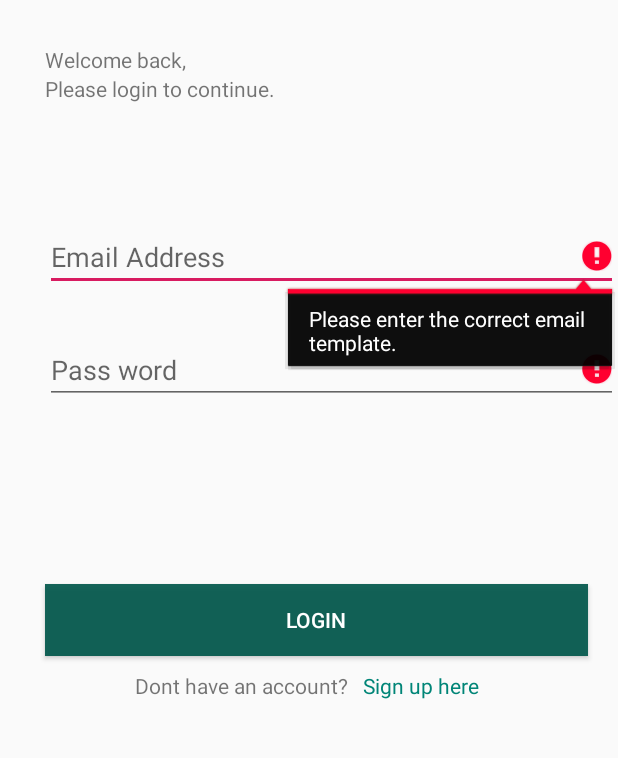
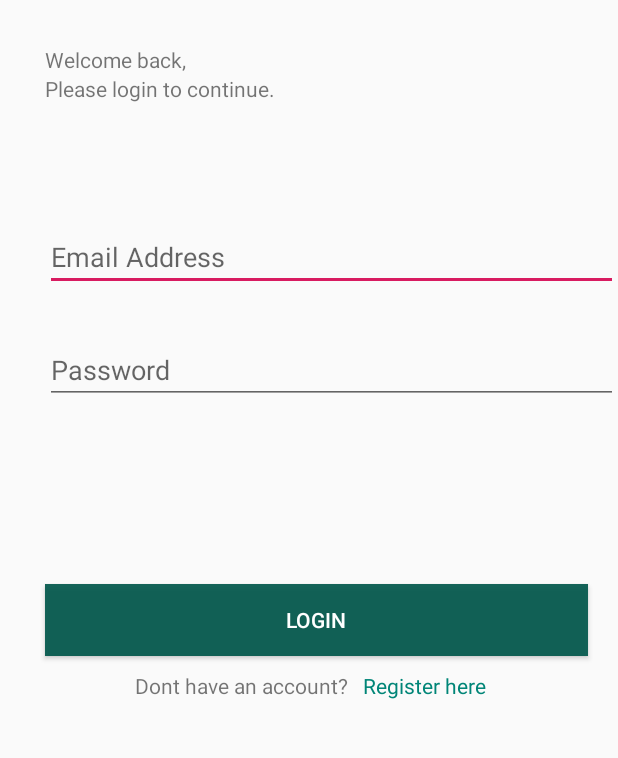
Before and after one commit to nguyenthuthao/ChatApp, an Android app: the screen it shows after launch (LoginActivity), after a tap on "LOGIN", on a phone screen of 412 x 824 dp, the part 231-989 px from its top. Run offline under Robolectric (Android 15) with nearby library versions, the phone set to English and light mode, and no system bars; our stand-ins replace Firebase (no records; nobody signed in at launch, a user with empty details on screens opened directly).

Commit message:
Chinh sua man hinh Login; Register va them chuc nang Logout

```diff
--- a/app/src/main/AndroidManifest.xml
+++ b/app/src/main/AndroidManifest.xml
@@ -9,6 +9,8 @@
         android:roundIcon="@mipmap/ic_launcher_round"
         android:supportsRtl="true"
         android:theme="@style/AppTheme">
+        <activity android:name=".MainActivity"
+                  android:theme="@style/Theme.AppCompat.Light.NoActionBar"></activity>
         <activity
             android:name=".HomeActivity"
             android:configChanges="orientation|keyboardHidden|screenSize"
@@ -20,7 +22,7 @@
                 <category android:name="android.intent.category.LAUNCHER" />
             </intent-filter>
         </activity>
-        <activity android:name=".SignUpActivity" />
+        <activity android:name=".RegisterActivity" />
         <activity android:name=".LoginActivity" />
     </application>
 
--- a/app/src/main/java/com/thaont/chatapp/HomeActivity.java
+++ b/app/src/main/java/com/thaont/chatapp/HomeActivity.java
@@ -1,16 +1,39 @@
 package com.thaont.chatapp;
 
+import android.Manifest;
 import android.content.Intent;
 import android.os.CountDownTimer;
 import android.support.v7.app.AppCompatActivity;
 import android.os.Bundle;
 
+import com.google.firebase.auth.FirebaseAuth;
+import com.google.firebase.auth.FirebaseUser;
+
 public class HomeActivity extends AppCompatActivity {
+    // Khai bao FirebaseUser.
+    FirebaseUser firebaseUser;
+
+    @Override
+    protected void onStart() {
+        super.onStart();
+
+        // Khoi tao fi
+        firebaseUser = FirebaseAuth.getInstance().getCurrentUser();
+
+        // Kiem tra xem nguoi dung co trong khong.
+        if (firebaseUser != null){
+            Intent intent = new Intent(HomeActivity.this, MainActivity.class);
+            startActivity(intent);
+            finish();
+        }
+    }
 
     @Override
     protected void onCreate(Bundle savedInstanceState) {
         super.onCreate(savedInstanceState);
         setContentView(R.layout.activity_home);
+
+
         // Time chuyển activity.
         CountDownTimer countDownTimer= new CountDownTimer(3000, 1000) {
 
--- a/app/src/main/java/com/thaont/chatapp/LoginActivity.java
+++ b/app/src/main/java/com/thaont/chatapp/LoginActivity.java
@@ -1,56 +1,68 @@
 package com.thaont.chatapp;
 
 import android.content.Intent;
+import android.support.annotation.NonNull;
 import android.support.v7.app.AppCompatActivity;
 import android.os.Bundle;
+import android.text.TextUtils;
 import android.view.View;
 import android.widget.Button;
 import android.widget.EditText;
 import android.widget.TextView;
 import android.widget.Toast;
 
+import com.google.android.gms.tasks.OnCompleteListener;
+import com.google.android.gms.tasks.Task;
+import com.google.firebase.auth.AuthResult;
+import com.google.firebase.auth.FirebaseAuth;
+
 public class LoginActivity extends AppCompatActivity {
-    private EditText editEmail;
-    private EditText editPassword;
-    private Button btnLogin;
-    private TextView txtSignUp;
+    EditText editEmail;
+    EditText editPassword;
+    Button btnLogin;
+    TextView txt_Register;
 
-
+    //Khai bao FirebaseAuth
+    static FirebaseAuth auth;
 
     @Override
     protected void onCreate(Bundle savedInstanceState) {
         super.onCreate(savedInstanceState);
         setContentView(R.layout.activity_login);
         initView();
-        //Check form when login.
+        //Khoi tao FirebaseAuth
+        auth = FirebaseAuth.getInstance();
+
+        //Dang nhap tai khoan
         btnLogin.setOnClickListener(new View.OnClickListener() {
             @Override
             public void onClick(View v) {
-                String email = editEmail.getText().toString().trim();
-                String password = editPassword.getText().toString().trim();
-                if (password.length()<6 || password.isEmpty()){
-                    if (email.isEmpty()){
-                        editEmail.setError(getString(R.string.validateEmail));
-                    }if (!email.matches("[a-zA-Z0-9._-]+@[a-z]+.[a-z]+")) {
-
-                        editEmail.setError(getString(R.string.validateFormEmail));
-
-                    }if (password.isEmpty()){
-                        editPassword.setError(getString(R.string.validatePassword1));
-                    }if (password.length()<6){
-                        editPassword.setError(getString(R.string.validatePassword2));
-                    }
+                String edt_email = editEmail.getText().toString().trim();
+                String edt_password = editPassword.getText().toString().trim();
+                if (TextUtils.isEmpty(edt_email) || TextUtils.isEmpty(edt_password)){
+                    Toast.makeText(LoginActivity.this, getString(R.string.validateFormLogin1), Toast.LENGTH_SHORT).show();
                 }else {
-                    Toast toast = Toast.makeText(getApplicationContext(),getString(R.string.validateFormLogin),Toast.LENGTH_SHORT);
-                    toast.show();
-                    startActivity(new Intent(LoginActivity.this,HomeActivity.class));
+                    auth.signInWithEmailAndPassword(edt_email,edt_password).addOnCompleteListener(new OnCompleteListener<AuthResult>() {
+                        @Override
+                        public void onComplete(@NonNull Task<AuthResult> task) {
+                            if (task.isSuccessful()){
+                                Intent intent = new Intent(LoginActivity.this, MainActivity.class);
+                                intent.addFlags(Intent.FLAG_ACTIVITY_CLEAR_TASK | Intent.FLAG_ACTIVITY_NEW_TASK);
+                                startActivity(intent);
+                                finish();
+                            }else {
+                                Toast.makeText(LoginActivity.this, getString(R.string.validateFormLogin2), Toast.LENGTH_SHORT).show();
+                            }
+                        }
+                    });
                 }
             }
         });
-        txtSignUp.setOnClickListener(new View.OnClickListener() {
+        //Chuyen từ màn hình Login sang màn hình Register.
+        txt_Register.setOnClickListener(new View.OnClickListener() {
             @Override
             public void onClick(View v) {
-                startActivity(new Intent(LoginActivity.this,SignUpActivity.class));
+                startActivity(new Intent(LoginActivity.this, RegisterActivity.class));
             }
         });
     }
@@ -58,6 +70,6 @@ public class LoginActivity extends AppCompatActivity {
         editEmail = findViewById(R.id.edit_email);
         editPassword = findViewById(R.id.edit_password);
         btnLogin = findViewById(R.id.btnLogin);
-        txtSignUp = findViewById(R.id.txtSign_up);
+        txt_Register = findViewById(R.id.txt_Register);
     }
 }
--- a/app/src/main/res/layout/activity_login.xml
+++ b/app/src/main/res/layout/activity_login.xml
@@ -61,7 +61,7 @@
             android:text="@string/text_login4" />
 
         <TextView
-            android:id="@+id/txtSign_up"
+            android:id="@+id/txt_Register"
             android:layout_width="wrap_content"
             android:layout_height="wrap_content"
             android:layout_marginLeft="10dp"
--- a/app/src/main/res/values/strings.xml
+++ b/app/src/main/res/values/strings.xml
@@ -7,17 +7,27 @@
     <string name="text_sign_up1">Join us today!</string>
     <string name="text_sign_up2">Please provide your basic info.</string>
     <string name="email">Email Address</string>
-    <string name="password">Pass word</string>
+    <string name="user">Username</string>
+    <string name="password">Password</string>
     <string name="btnLogin">Login</string>
-    <string name="btnSignUp">Sign Up</string>
-    <string name="sign_up">Sign up here</string>
+    <string name="btnRegister">Register</string>
+    <string name="sign_up">Register here</string>
     <string name="validateEmail">Please enter email.</string>
     <string name="validateFormEmail">Please enter the correct email template.</string>
     <string name="validatePassword1">Please enter password.</string>
     <string name="validatePassword2">Must enter more than 6 characters. </string>
     <string name="validateRePassword">Password does not match. </string>
-    <string name="validateFormLogin">Logged in successfully.</string>
+    <string name="validateFormLogin1">Logged in successfully.</string>
+    <string name="validateFormLogin2">Login is failed.</string>
     <string name="validateFormSignUp">Sign up in successfully.</string>
+    <string name="userId">User</string>
+    <string name="keyUser1">ID</string>
+    <string name="keyUser2">Username</string>
+    <string name="keyUser3">ImageUrl</string>
+    <string name="alertRegister1">You can not wrong this email and password.</string>
+    <string name="alertRegister2">All files are register.</string>
+    <string name="alertRegister3">Password must be at least 6 characters.</string>
+    <string name="Logout">LogOut</string>
 
     <string name="title_activity_home">HomeActivity</string>
     <string name="dummy_button">Dummy Button</string>
--- a/build.gradle
+++ b/build.gradle
@@ -11,7 +11,7 @@ buildscript {
 
         // NOTE: Do not place your application dependencies here; they belong
         // in the individual module build.gradle files
-        classpath 'com.google.gms:google-services:4.1.0'
+        classpath 'com.google.gms:google-services:4.2.0'
     }
 }
 
```
Also changed, not shown: app/build.gradle (+7 -2 lines), app/src/main/java/com/thaont/chatapp/MainActivity.java (added, +87 -0 lines), app/src/main/java/com/thaont/chatapp/RegisterActivity.java (added, +101 -0 lines), app/src/main/java/com/thaont/chatapp/SignUpActivity.java (deleted, +0 -59 lines), app/src/main/java/com/thaont/chatapp/model/User.java (added, +40 -0 lines), app/src/main/res/layout/activity_main.xml (added, +41 -0 lines), app/src/main/res/layout/activity_register.xml (renamed from app/src/main/res/layout/activity_sign_up.xml, +13 -13 lines), app/src/main/res/menu/menu.xml (added, +8 -0 lines), 1 other file.
